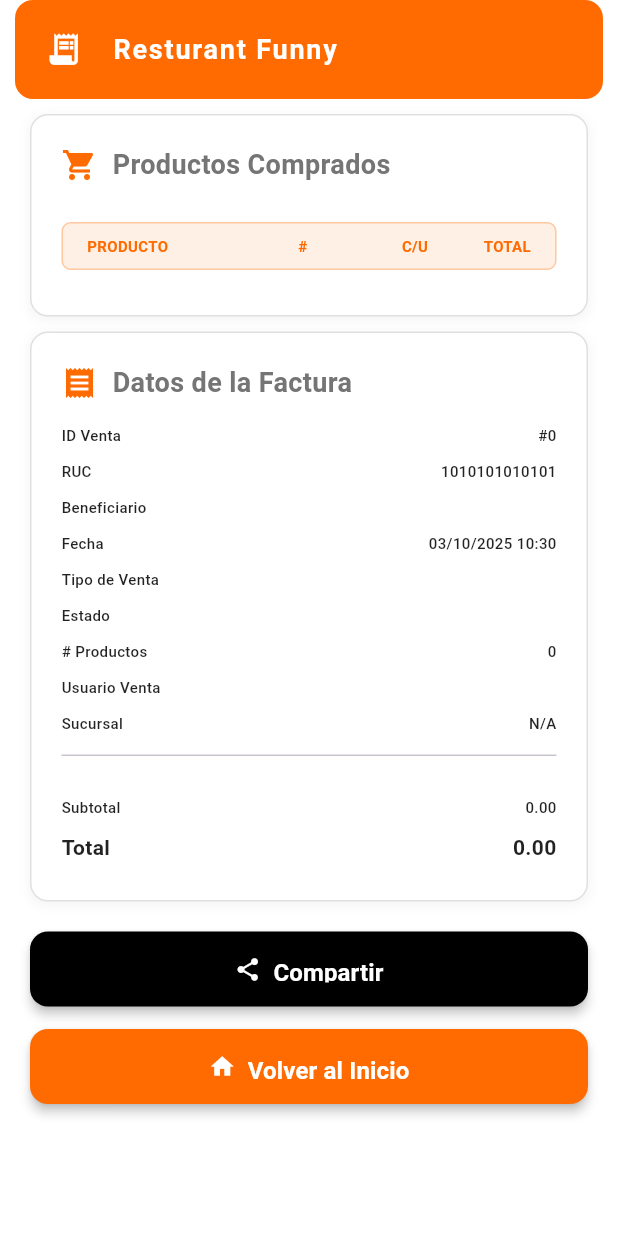
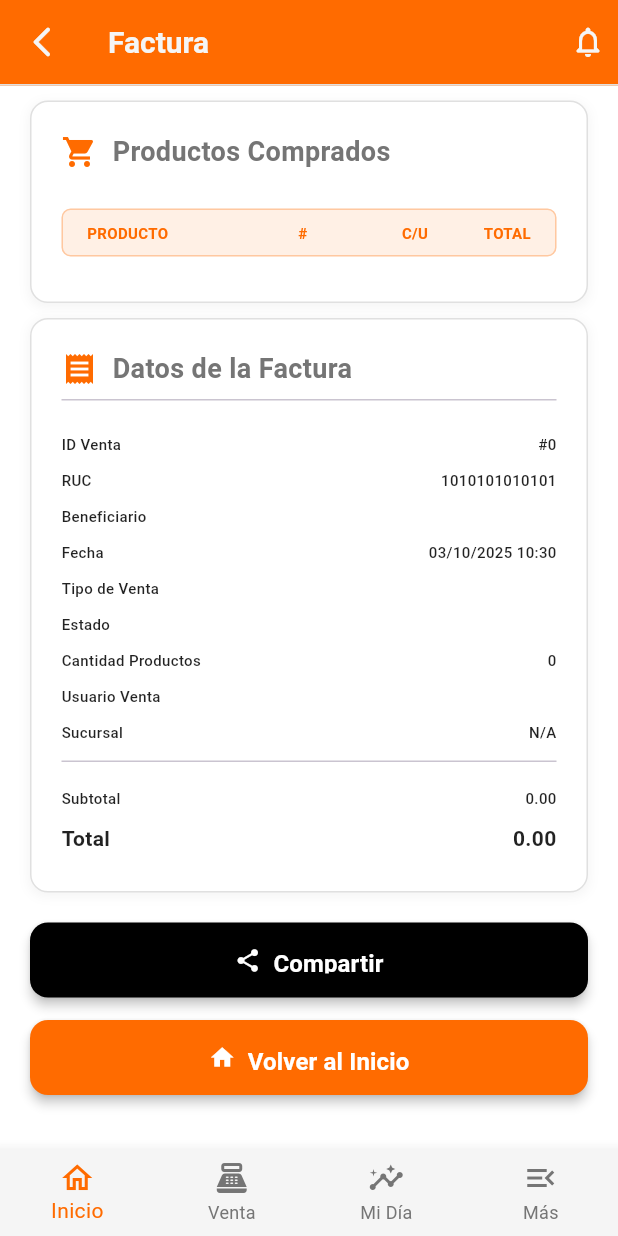
Before and after one commit to Jhon-boy/resturant_funny, a Flutter app: the FacturaPage screen opened directly with empty values, on a phone screen of 412 x 824 dp. Run offline on Flutter 3.47's test engine with Material 3 defaults, Android fonts, the light colour scheme and no system bars; drawn by our look-alikes of screenshot; our stand-ins replace connectivity_plus, dartz, device_info_plus, equatable, flutter_dotenv, flutter_riverpod and 5 more; missing offline and left inert: network_info_plus; accounts and stored records are empty; Roboto replaces fonts that are missing (Poppins).

Commit message:
Spring__02: Agregado las facturas

```diff
--- a/lib/core/utils/parameter_util.dart
+++ b/lib/core/utils/parameter_util.dart
@@ -1,3 +1,5 @@
+// CLASE UTIL PARA LOS PARAMETROS DE LA APLICACION
+// JB
 class ParameterUtil {
   static int getTimeAutoReturn() {
     return 2;
--- a/lib/modules/main/presentation/main_page.dart
+++ b/lib/modules/main/presentation/main_page.dart
@@ -1,5 +1,7 @@
 import 'package:flutter/material.dart';
+import 'package:flutter/services.dart';
 import 'package:resturant_funny/core/theme_app.dart';
+import 'package:resturant_funny/core/utils/app_util.dart';
 import 'package:resturant_funny/modules/main/presentation/inicio_page.dart';
 import 'package:resturant_funny/modules/ventas/presentation/ventas_page.dart';
 import 'package:resturant_funny/shared/baseApp/app_drawer.dart';
@@ -19,7 +21,14 @@ class _MainPageState extends State<MainPage> {
 
   @override
   Widget build(BuildContext context) {
-    return Scaffold(
+    return PopScope(
+      canPop: false,
+      onPopInvoked: (didPop) {
+        if (!didPop) {
+          AppUtils.logout(context);
+        }
+      },
+      child: Scaffold(
         key: _scaffoldKey,
         appBar: AppBar(
           elevation: 0,
@@ -72,6 +81,7 @@ class _MainPageState extends State<MainPage> {
           onTap: (index) => setState(() => _currentIndex = index),
           onDrawerOpen: () => _scaffoldKey.currentState?.openDrawer(),
         ),
+      ),
     );
   }
 
--- a/lib/modules/ventas/presentation/factura_page.dart
+++ b/lib/modules/ventas/presentation/factura_page.dart
@@ -10,6 +10,7 @@ import 'package:resturant_funny/core/utils/snack_helper.dart';
 import 'package:resturant_funny/modules/authentication/domain/providers/user_provider.dart';
 import 'package:resturant_funny/modules/ventas/domain/entity/venta_entity.dart';
 import 'package:resturant_funny/modules/ventas/domain/models/card_item_model.dart';
+import 'package:resturant_funny/shared/baseApp/pantalla_base.dart';
 import 'package:resturant_funny/shared/widgets/custom_buttom.dart';
 import 'package:screenshot/screenshot.dart';
 import 'package:share_plus/share_plus.dart';
@@ -52,10 +53,21 @@ class _FacturaPageState extends ConsumerState<FacturaPage> {
 
   @override
   Widget build(BuildContext context) {
-    return WillPopScope(
-      onWillPop: () async {
+    return PantallaBase(
+      title: 'Factura',
+      onBack: () => AppUtils.backToHome(),
+      onSectionChange: (index) {},
+      body: body(context),
+    );
+  }
+
+  Widget body(BuildContext context) {
+    return PopScope(
+        canPop: false,
+        onPopInvoked: (didPop) {
+          if (!didPop) {
             AppUtils.backToHome();
-        return false;
+          }
         },
         child: Scaffold(
           backgroundColor: Colors.white,
@@ -65,7 +77,6 @@ class _FacturaPageState extends ConsumerState<FacturaPage> {
               child: Column(
                 crossAxisAlignment: CrossAxisAlignment.start,
                 children: [
-                _buildHeader(),
                   const SizedBox(height: 10),
                   _buildCarritoSection(),
                   Screenshot(
@@ -83,38 +94,7 @@ class _FacturaPageState extends ConsumerState<FacturaPage> {
               ),
             ),
           ),
-      ),
-    );
-  }
-
-  Widget _buildHeader() {
-    return Container(
-      width: double.infinity,
-      padding: const EdgeInsets.all(20),
-      decoration: BoxDecoration(
-        color: ThemeApp.primary,
-        borderRadius: BorderRadius.circular(12),
-      ),
-      child: Row(
-        children: [
-          const Icon(
-            Icons.receipt_long,
-            color: Colors.white,
-            size: 25,
-          ),
-          const SizedBox(width: 20),
-          Text(
-            AppConstants.APP_NAME,
-            style: const TextStyle(
-              color: Colors.white,
-              fontSize: 18,
-              fontWeight: FontWeight.bold,
-              letterSpacing: 1.2,
-            ),
-          ),
-        ],
-      ),
-    );
+        ));
   }
 
   Widget _buildCarritoSection() {
@@ -327,6 +307,7 @@ class _FacturaPageState extends ConsumerState<FacturaPage> {
               ),
             ],
           ),
+          const Divider(height: 15),
           const SizedBox(height: 10),
           _buildVentaInfo('ID Venta', '#${widget.venta.idVenta ?? 'N/A'}'),
           _buildVentaInfo('RUC', ParameterUtil.getRucCompany()),
@@ -334,16 +315,16 @@ class _FacturaPageState extends ConsumerState<FacturaPage> {
           _buildVentaInfo('Fecha', AppUtils.formatDate(widget.venta.fecha)),
           _buildVentaInfo('Tipo de Venta', widget.venta.tipoVentaFormateado),
           _buildVentaInfo('Estado', widget.venta.estadoFormateado),
-          _buildVentaInfo('# Productos', widget.carrito.length.toString()),
+          _buildVentaInfo(
+              'Cantidad Productos', widget.carrito.length.toString()),
           _buildVentaInfo(
               'Usuario Venta', widget.venta.usuarioIngreso ?? 'N/A'),
           _buildVentaInfo('Sucursal', user?.idSucursal?.toString() ?? 'N/A'),
           if (widget.venta.comentario != null &&
               widget.venta.comentario!.isNotEmpty)
             _buildVentaInfo('Comentario', widget.venta.comentario!),
-          const SizedBox(height: 2),
           const Divider(height: 15),
-          const SizedBox(height: 15),
+          const SizedBox(height: 5),
           _buildVentaInfo(
               'Subtotal', AppUtils.formatMoney(widget.venta.subtotal ?? 0.00)),
           _buildVentaInfo(
```
Lines whose indentation alone changed are shown as unchanged.
